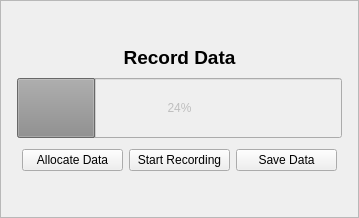
This is src/RTUltrasteer/SaveDataWidget.ui in josephgreer/ultrasteer as Qt 5 draws it before an edit. The edited form follows.
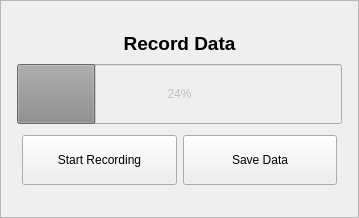
This is the edited form.

```diff
--- a/src/RTUltrasteer/SaveDataWidget.ui
+++ b/src/RTUltrasteer/SaveDataWidget.ui
@@ -51,32 +51,7 @@
        <property name="margin">
         <number>5</number>
        </property>
-       <item row="0" column="3">
-        <widget class="QPushButton" name="saveDataButton">
-         <property name="sizePolicy">
-          <sizepolicy hsizetype="Minimum" vsizetype="Maximum">
-           <horstretch>0</horstretch>
-           <verstretch>0</verstretch>
-          </sizepolicy>
-         </property>
-         <property name="minimumSize">
-          <size>
-           <width>0</width>
-           <height>15</height>
-          </size>
-         </property>
-         <property name="maximumSize">
-          <size>
-           <width>16777215</width>
-           <height>50</height>
-          </size>
-         </property>
-         <property name="text">
-          <string>Save Data</string>
-         </property>
-        </widget>
-       </item>
-       <item row="0" column="1">
+       <item row="0" column="0">
         <widget class="QPushButton" name="startRecordingButton">
          <property name="sizePolicy">
           <sizepolicy hsizetype="Minimum" vsizetype="Maximum">
@@ -101,10 +76,28 @@
          </property>
         </widget>
        </item>
-       <item row="0" column="0">
-        <widget class="QPushButton" name="allocateDataButton">
+       <item row="0" column="2">
+        <widget class="QPushButton" name="saveDataButton">
+         <property name="sizePolicy">
+          <sizepolicy hsizetype="Minimum" vsizetype="Maximum">
+           <horstretch>0</horstretch>
+           <verstretch>0</verstretch>
+          </sizepolicy>
+         </property>
+         <property name="minimumSize">
+          <size>
+           <width>0</width>
+           <height>15</height>
+          </size>
+         </property>
+         <property name="maximumSize">
+          <size>
+           <width>16777215</width>
+           <height>50</height>
+          </size>
+         </property>
          <property name="text">
-          <string>Allocate Data</string>
+          <string>Save Data</string>
          </property>
         </widget>
        </item>
```
